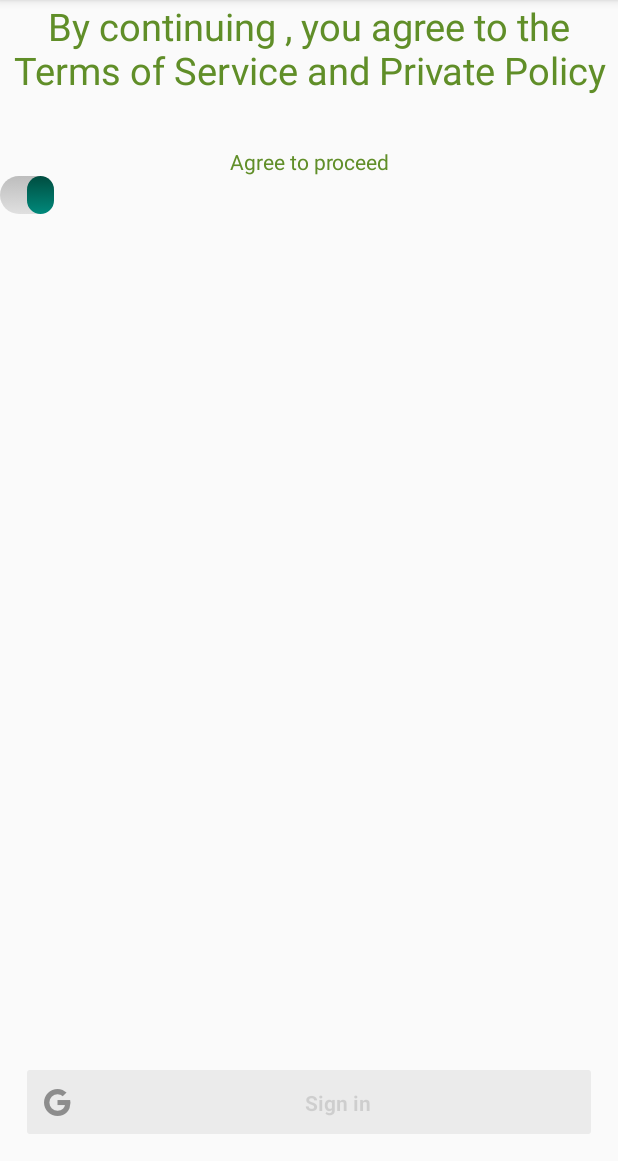
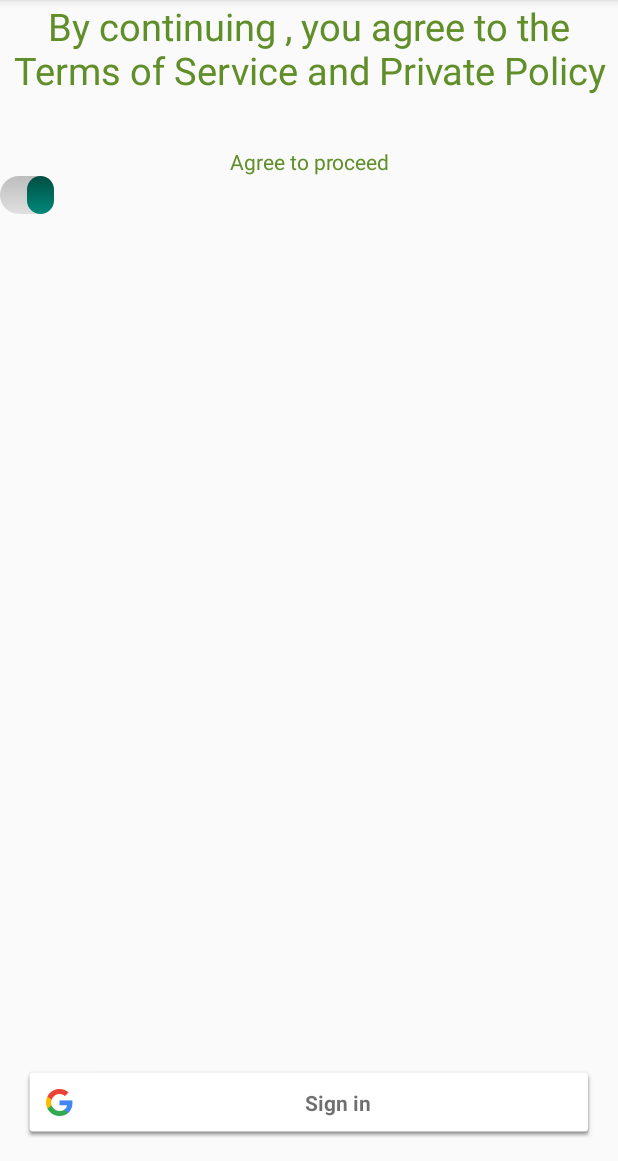
Before and after one commit to raghuwarrier/Fitness, an Android app: the TermsAndConditionsActivity screen opened directly, with no data from a screen before it, after a tap on an icon or button, on a phone screen of 412 x 824 dp, the part 75-1236 px from its top. Run offline under Robolectric (Android 15) with nearby library versions, the phone set to English and light mode, and no system bars; 1 statement that could not run was skipped.

Commit message:
updated code

```diff
--- a/app/src/main/java/fitness/com/fitness/TermsAndConditionsActivity.java
+++ b/app/src/main/java/fitness/com/fitness/TermsAndConditionsActivity.java
@@ -2,15 +2,24 @@ package fitness.com.fitness;
 
 import android.content.Intent;
 import android.content.IntentSender;
+import android.graphics.Color;
+import android.graphics.Typeface;
 import android.graphics.drawable.Drawable;
 import android.support.v7.app.ActionBarActivity;
 import android.os.Bundle;
 import android.support.v7.widget.Toolbar;
+import android.text.Spannable;
+import android.text.SpannableString;
+import android.text.style.ForegroundColorSpan;
+import android.text.style.StyleSpan;
 import android.util.Log;
 import android.view.Menu;
 import android.view.MenuItem;
 import android.view.View;
 import android.widget.Button;
+import android.widget.CompoundButton;
+import android.widget.ImageView;
+import android.widget.Switch;
 import android.widget.Toast;
 import android.widget.ToggleButton;
 
@@ -20,10 +29,14 @@ import com.google.android.gms.common.SignInButton;
 import com.google.android.gms.common.api.GoogleApiClient;
 import com.google.android.gms.common.api.Scope;
 import com.google.android.gms.plus.Plus;
+import com.google.android.gms.plus.model.people.Person;
 
 import org.xmlpull.v1.XmlPullParserException;
+import java.net.URL;
+import java.net.HttpURLConnection;
 
 import java.io.IOException;
+import java.io.OutputStreamWriter;
 
 
 public class TermsAndConditionsActivity extends ActionBarActivity implements GoogleApiClient.ConnectionCallbacks,
@@ -39,6 +52,9 @@ public class TermsAndConditionsActivity extends ActionBarActivity implements Goo
 
     //* Request code used to invoke sign in user interactions. */
     private static final int RC_SIGN_IN = 0;
+
+
+    Switch switchbtn;
 
     /**
      * True if the sign-in button was clicked.  When true, we know to resolve all
@@ -60,14 +76,52 @@ public class TermsAndConditionsActivity extends ActionBarActivity implements Goo
                 .addApi(Plus.API)
                 .addScope(Plus.SCOPE_PLUS_LOGIN)
                 .addScope(new Scope(Scopes.FITNESS_ACTIVITY_READ_WRITE))
+                .addScope(Plus.SCOPE_PLUS_PROFILE)
                 .build();
        SignInButton button = (SignInButton)findViewById( R.id.plus_sign_in_button);
         button.setEnabled(false);
         toolbar = (Toolbar) findViewById(R.id.tool_bar); // Attaching the layout to the toolbar object
 
         setSupportActionBar(toolbar);
+        switchbtn = (Switch)findViewById(R.id.swtch);
+        Log.i(TAG, (String) switchbtn.getTextOff());
+        switchbtn.setOnCheckedChangeListener(new CompoundButton.OnCheckedChangeListener() {
+
+            @Override
+            public void onCheckedChanged(CompoundButton buttonView,
+                                         boolean isChecked) {
+
+                if (isChecked) {
+                    Log.d("onchange", String.valueOf(isChecked));
+                    findViewById(R.id.plus_sign_in_button).setEnabled(true);
+                } else {
+                    findViewById(R.id.plus_sign_in_button).setEnabled(false);
+                    Log.d("onchange", String.valueOf(isChecked));
+                }
+            }
+        });
+        applyStyle(switchbtn.getTextOn(), switchbtn.getTextOff());
+
+
         findViewById(R.id.plus_sign_in_button).setOnClickListener(this);
     }
+
+    public void applyStyle(CharSequence switchTxtOn, CharSequence switchTxtOff){
+
+        Spannable styleText = new SpannableString(switchTxtOn);
+        StyleSpan style = new StyleSpan(Typeface.NORMAL);
+        styleText.setSpan(style, 0, switchTxtOn.length(), Spannable.SPAN_INCLUSIVE_EXCLUSIVE);
+
+        styleText.setSpan(new ForegroundColorSpan(Color.WHITE), 0, switchTxtOn.length(), Spannable.SPAN_INCLUSIVE_EXCLUSIVE);
+        switchbtn.setTextOn(styleText);
+
+        styleText = new SpannableString(switchTxtOff);
+        styleText.setSpan(style, 0, switchTxtOff.length(), Spannable.SPAN_INCLUSIVE_EXCLUSIVE);
+        styleText.setSpan(new ForegroundColorSpan(Color.WHITE), 0, switchTxtOff.length(), Spannable.SPAN_INCLUSIVE_EXCLUSIVE);
+        switchbtn.setTextOff(styleText);
+
+    }
+
 
     @Override
     public boolean onCreateOptionsMenu(Menu menu) {
@@ -101,13 +155,7 @@ public class TermsAndConditionsActivity extends ActionBarActivity implements Goo
 
     }
 
-    /*public void onRadioButtonClicked(View view){
-        if(view.getId()==R.id.agree){
-            findViewById(R.id.plus_sign_in_button).setEnabled(true);
-        }else{
-            findViewById(R.id.plus_sign_in_button).setEnabled(false);
-        }
-    }*/
+
 
     @Override
     public void onConnected(Bundle bundle) {
@@ -116,7 +164,10 @@ public class TermsAndConditionsActivity extends ActionBarActivity implements Goo
         Toast.makeText(this, "User is connected!", Toast.LENGTH_LONG).show();
         Intent intent = new Intent(this, LinkAccountActivity.class);
         startActivity(intent);
+
     }
+
+
 
     @Override
     public void onConnectionSuspended(int i) {
```
